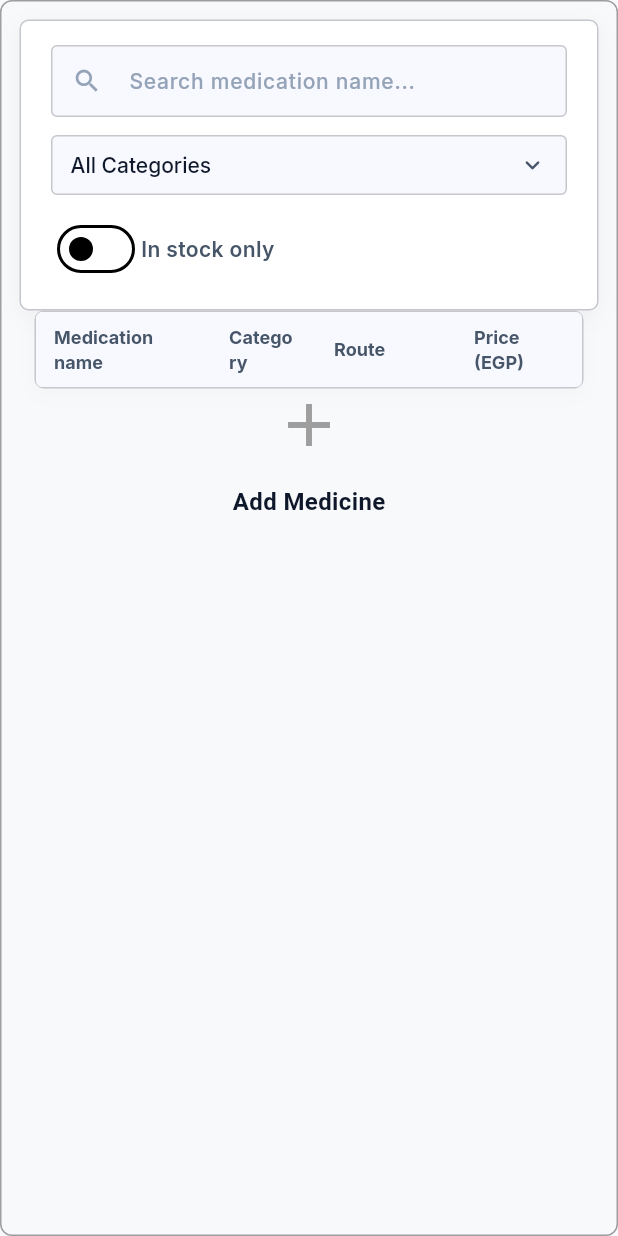
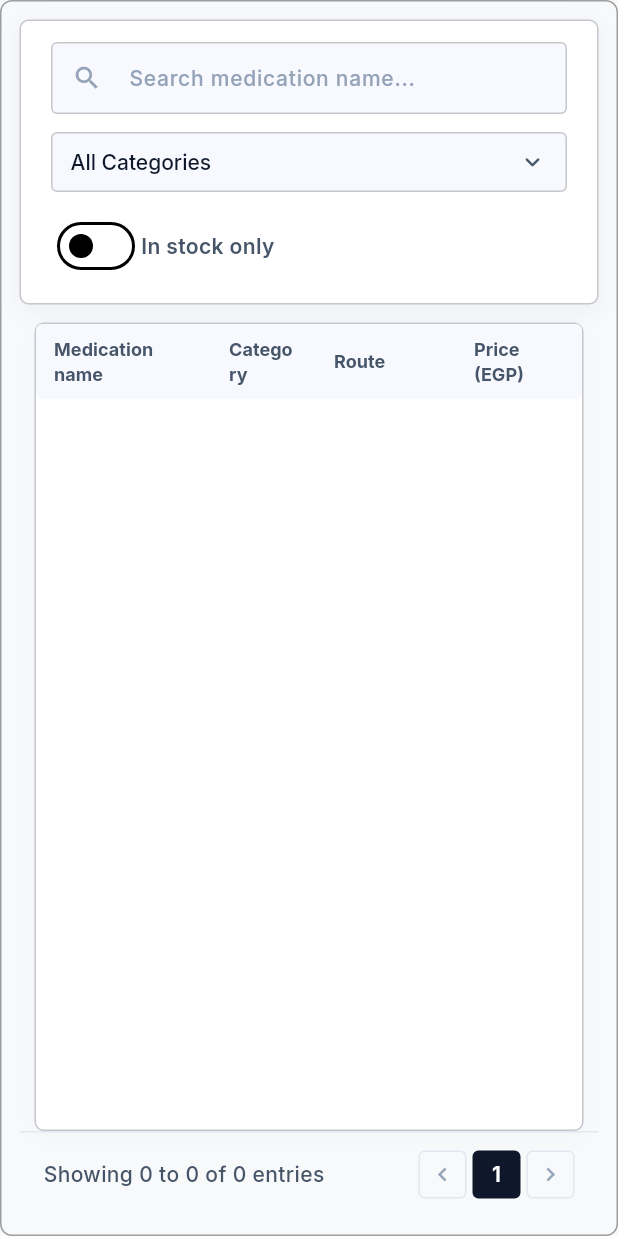
Before and after one commit to yossef-fouad2/protopharma, a Flutter app: the AddMedBox widget shown alone on an empty page, opened directly, on a phone screen of 412 x 824 dp. Run offline on Flutter 3.47's test engine with Material 3 defaults, Android fonts, the phone set to English and light mode, and no system bars; our stand-ins replace drift, equatable, flutter_bloc, get, google_fonts; accounts and stored records are empty; generated files the repository leaves out were written again; Roboto replaces fonts that are missing (Cairo); statements that could not run were skipped.

Commit message:
feat(orders): add inventory loading and pagination states
Show loading and error states in the add-med box, render inventory results from the cubit, and reduce the page size for smoother pagination.

```diff
--- a/frontend/lib/features/inventory/inventory_cubit.dart
+++ b/frontend/lib/features/inventory/inventory_cubit.dart
@@ -25,7 +25,7 @@ class InventoryCubit extends Cubit<InventoryState> {
   // ── Pagination ──────────────────────────────────────────────────────────
   bool _isLoading = false;
   bool _hasMore = true;
-  static const int pageSize = 9;
+  static const int pageSize = 6;
   int _totalPages = 1;
   int _totalCount = 0;
 
--- a/frontend/lib/features/inventory/widgets/search_toolbar.dart
+++ b/frontend/lib/features/inventory/widgets/search_toolbar.dart
@@ -84,7 +84,7 @@ class _SearchToolbarState extends State<SearchToolbar> {
         );
 
         return Container(
-          padding: const EdgeInsets.symmetric(horizontal: 20, vertical: 16),
+          padding: const EdgeInsets.symmetric(horizontal: 20, vertical: 14),
           decoration: BoxDecoration(
             color: AppColors.surface,
             borderRadius: BorderRadius.circular(6),
--- a/frontend/lib/features/orders/widgets/add_med_box.dart
+++ b/frontend/lib/features/orders/widgets/add_med_box.dart
@@ -1,11 +1,11 @@
 import 'package:flutter/material.dart';
 import 'package:flutter_bloc/flutter_bloc.dart';
-import 'package:protopharma/core/config/app_text_styles.dart';
 
 import '../../drugs/repositories/drugs_repository.dart';
 import '../../inventory/inventory_cubit.dart';
 import '../../inventory/inventory_state.dart';
 import '../../inventory/widgets/display_table.dart';
+import '../../inventory/widgets/pagination_bar.dart';
 import '../../inventory/widgets/search_toolbar.dart';
 
 class AddMedBox extends StatelessWidget {
@@ -13,7 +13,6 @@ class AddMedBox extends StatelessWidget {
 
   @override
   Widget build(BuildContext context) {
-    //wrap it with bloc provider to pass the cubit to the display table and search toolbar
     return BlocProvider(
       create: (_) =>
           InventoryCubit(drugRepository: context.read<DrugsRepository>()),
@@ -30,28 +29,63 @@ class AddMedBox extends StatelessWidget {
             child: Column(
               mainAxisAlignment: MainAxisAlignment.start,
               children: [
-                SearchToolbar(),
-                //to-do wrap the table with a bloc builder to get the data from the inventory cubit
-                BlocBuilder<InventoryCubit, InventoryState>(
+                const SearchToolbar(),
+                const SizedBox(height: 12),
+                Expanded(
+                  child: BlocBuilder<InventoryCubit, InventoryState>(
                     builder: (context, state) {
-                    return DisplayTable(
+                      if (state is InventoryInProgress) {
+                        return const Center(child: CircularProgressIndicator());
+                      }
+
+                      if (state is InventoryFailure) {
+                        return const Center(
+                          child: Text('Something went wrong'),
+                        );
+                      }
+
+                      if (state is InventorySuccess) {
+                        return Column(
+                          children: [
+                            Expanded(
+                              child: DisplayTable(
                                 columns: const [
                                   DrugTableColumn.medicationName,
                                   DrugTableColumn.category,
                                   DrugTableColumn.route,
                                   DrugTableColumn.price,
                                 ],
-                      drugData: [], // Replace with actual data from the cubit
+                                drugData:
+                                    //  [],
+                                    state.drugs,
                                 onRowTap: (drug) {
                                   // TODO: Add this drug to the current order.
                                 },
+                              ),
+                            ),
+                            PaginationBar(
+                              currentPage: state.currentPage,
+                              totalPages: context
+                                  .read<InventoryCubit>()
+                                  .totalPages,
+                              totalCount: context
+                                  .read<InventoryCubit>()
+                                  .totalCount,
+                              pageSize: InventoryCubit.pageSize,
+                            ),
+                          ],
                         );
+                      }
+
+                      return const SizedBox.shrink();
                     },
                   ),
-                Icon(Icons.add, size: 48, color: Colors.grey),
-                SizedBox(height: 16),
-                Text('Add Medicine', style: AppTextStyles.titleMedium),
-                SizedBox(height: 8),
+                ),
+                // const SizedBox(height: 80),
+                // const Icon(Icons.add, size: 48, color: Colors.grey),
+                // const SizedBox(height: 16),
+                // Text('Add Medicine', style: AppTextStyles.titleMedium),
+                // const SizedBox(height: 8),
               ],
             ),
           ),
```
Lines whose indentation alone changed are shown as unchanged.
